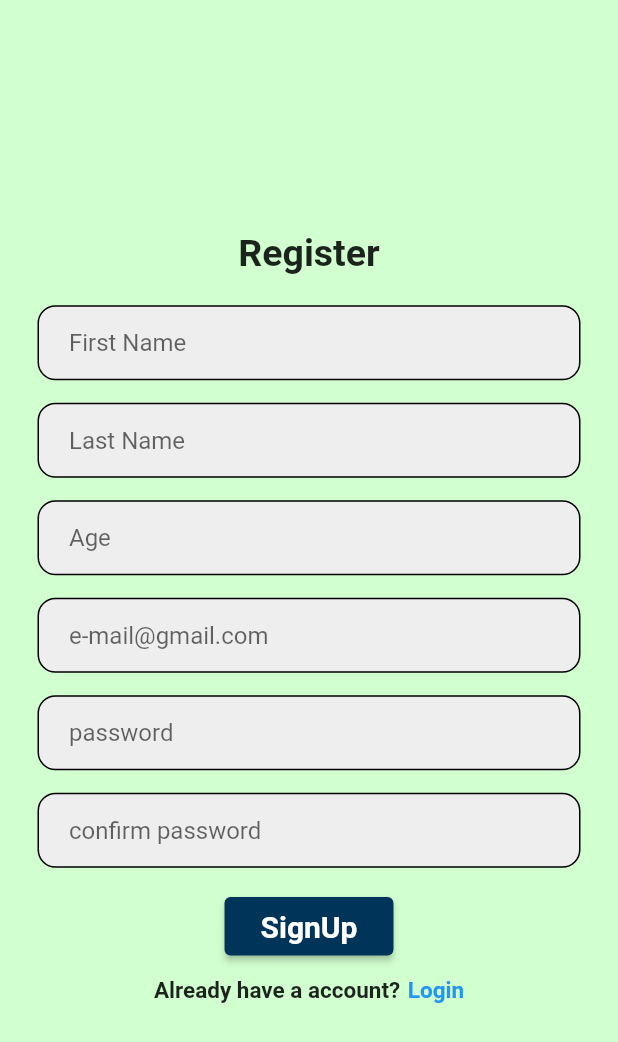
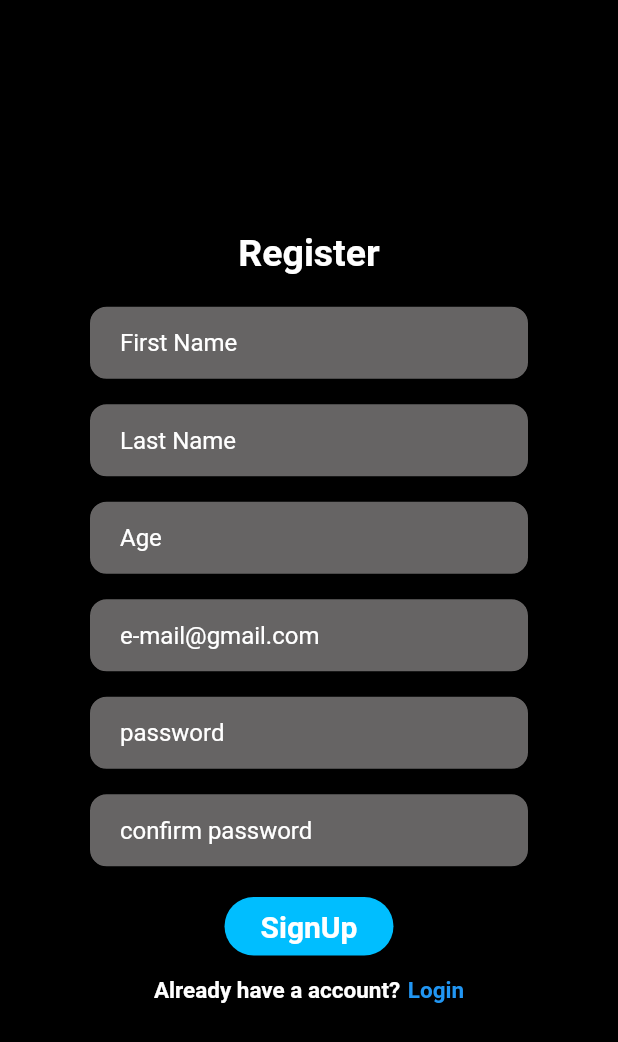
Before and after one commit to adityawalture/Diseaio, a Flutter app: the screen it shows after launch, after a tap on "Register", on a phone screen of 412 x 824 dp. Shown: the top 1042 px of the screen. Run offline on Flutter 3.47's test engine with Material 2 defaults, Android fonts, the phone set to English and light mode, and no system bars; our stand-ins replace camera, cloud_firestore, firebase_auth, firebase_core, google_fonts, google_maps_flutter and 1 more; missing offline and left inert: flutter_tflite; accounts and stored records are empty; network calls fail.

Commit message:
Ui changed to black theme

```diff
--- a/lib/main.dart
+++ b/lib/main.dart
@@ -17,7 +17,7 @@ void main() async {
 
 class MyApp extends StatelessWidget {
   const MyApp({super.key});
-  static const int _primaryValue = 0xff003459;
+  static const int _primaryValue = 0xff000000;
   static const MaterialColor myPrimarySwatch = MaterialColor(
     _primaryValue,
     <int, Color>{
--- a/lib/pages/loginPage.dart
+++ b/lib/pages/loginPage.dart
@@ -48,13 +48,15 @@ class _LoginPageState extends State<LoginPage> {
   @override
   Widget build(BuildContext context) {
     return Scaffold(
-      backgroundColor: Color.fromARGB(255, 209, 255, 207),
-      body: Center(
+      backgroundColor: Color(0xff000000),
+      body: SingleChildScrollView(
+        child: Center(
           // ignore: duplicate_ignore
           child: Column(
             mainAxisAlignment: MainAxisAlignment.center,
             // ignore: prefer_const_literals_to_create_immutables
             children: [
+              SizedBox(height: 100),
               Image.asset('assets/diseaio.png'),
               SizedBox(height: 25),
               //First text
@@ -65,14 +67,16 @@ class _LoginPageState extends State<LoginPage> {
                 child: Container(
                   decoration: BoxDecoration(
                       borderRadius: BorderRadius.circular(12),
-                    color: Colors.grey.shade200,
+                      color: Color.fromARGB(255, 102, 100, 100),
                       border: Border.all(color: Colors.black)),
                   child: Padding(
                     padding: const EdgeInsets.only(left: 20.0),
                     child: TextField(
+                      style: GoogleFonts.roboto(color: Colors.white),
                       controller: _emailController,
                       decoration: InputDecoration(
                         hintText: 'e-mail@gmail.com',
+                        hintStyle: TextStyle(color: Colors.white),
                         border: InputBorder.none,
                       ),
                     ),
@@ -86,15 +90,17 @@ class _LoginPageState extends State<LoginPage> {
                 child: Container(
                   decoration: BoxDecoration(
                       borderRadius: BorderRadius.circular(12),
-                    color: Colors.grey.shade200,
+                      color: Color.fromARGB(255, 102, 100, 100),
                       border: Border.all(color: Colors.black)),
                   child: Padding(
                     padding: const EdgeInsets.only(left: 20.0),
                     child: TextField(
+                      style: GoogleFonts.roboto(color: Colors.white),
                       controller: _passwordController,
                       obscureText: true,
                       decoration: InputDecoration(
                         hintText: 'password',
+                        hintStyle: TextStyle(color: Colors.white),
                         border: InputBorder.none,
                       ),
                     ),
@@ -130,9 +136,17 @@ class _LoginPageState extends State<LoginPage> {
               SizedBox(height: 15),
               //sign in button
               ElevatedButton(
+                style: ButtonStyle(
+                  // elevation: MaterialStateProperty.all(8),
+                  backgroundColor: MaterialStateProperty.all(Color(0xff00beff)),
+                  shape: MaterialStateProperty.all<RoundedRectangleBorder>(
+                      RoundedRectangleBorder(
+                    borderRadius: BorderRadius.circular(30.0),
+                  )),
+                ),
                 onPressed: signIn,
                 child: Padding(
-                padding: const EdgeInsets.all(8.0),
+                  padding: const EdgeInsets.all(11.0),
                   child: Text(
                     "Login",
                     style: GoogleFonts.roboto(
@@ -148,7 +162,9 @@ class _LoginPageState extends State<LoginPage> {
                   Text(
                     "Don't have an account?",
                     style: GoogleFonts.roboto(
-                      fontSize: 15, fontWeight: FontWeight.bold),
+                        color: Colors.white,
+                        fontSize: 15,
+                        fontWeight: FontWeight.bold),
                   ),
                   SizedBox(width: 5),
                   GestureDetector(
@@ -166,6 +182,7 @@ class _LoginPageState extends State<LoginPage> {
             ],
           ),
         ),
+      ),
     );
   }
 }
--- a/lib/pages/registerPage.dart
+++ b/lib/pages/registerPage.dart
@@ -71,10 +71,17 @@ class _RegisterPageState extends State<RegisterPage> {
   @override
   Widget build(BuildContext context) {
     return Scaffold(
-      backgroundColor: Color.fromARGB(255, 209, 255, 207),
+      backgroundColor: Color(0xff000000),
       body: Center(
         // ignore: duplicate_ignore
         child: SingleChildScrollView(
+          child: Container(
+            width: 360,
+            decoration: BoxDecoration(
+                // color: Colors.white,
+                ),
+            child: Padding(
+              padding: const EdgeInsets.all(8.0),
               child: Column(
                 mainAxisAlignment: MainAxisAlignment.center,
                 // ignore: prefer_const_literals_to_create_immutables
@@ -85,7 +92,9 @@ class _RegisterPageState extends State<RegisterPage> {
                   Text(
                     "Register",
                     style: GoogleFonts.roboto(
-                    fontSize: 25, fontWeight: FontWeight.bold),
+                        color: Colors.white,
+                        fontSize: 25,
+                        fontWeight: FontWeight.bold),
                   ),
                   SizedBox(height: 20),
                   //firstname textfield
@@ -94,7 +103,7 @@ class _RegisterPageState extends State<RegisterPage> {
                     child: Container(
                       decoration: BoxDecoration(
                           borderRadius: BorderRadius.circular(12),
-                      color: Colors.grey.shade200,
+                          color: Color.fromARGB(255, 102, 100, 100),
                           border: Border.all(color: Colors.black)),
                       child: Padding(
                         padding: const EdgeInsets.only(left: 20.0),
@@ -102,6 +111,7 @@ class _RegisterPageState extends State<RegisterPage> {
                           controller: _firstnameController,
                           decoration: InputDecoration(
                             hintText: 'First Name',
+                            hintStyle: TextStyle(color: Colors.white),
                             border: InputBorder.none,
                           ),
                         ),
@@ -115,7 +125,7 @@ class _RegisterPageState extends State<RegisterPage> {
                     child: Container(
                       decoration: BoxDecoration(
                           borderRadius: BorderRadius.circular(12),
-                      color: Colors.grey.shade200,
+                          color: Color.fromARGB(255, 102, 100, 100),
                           border: Border.all(color: Colors.black)),
                       child: Padding(
                         padding: const EdgeInsets.only(left: 20.0),
@@ -123,6 +133,7 @@ class _RegisterPageState extends State<RegisterPage> {
                           controller: _lastnameController,
                           decoration: InputDecoration(
                             hintText: 'Last Name',
+                            hintStyle: TextStyle(color: Colors.white),
                             border: InputBorder.none,
                           ),
                         ),
@@ -136,7 +147,7 @@ class _RegisterPageState extends State<RegisterPage> {
                     child: Container(
                       decoration: BoxDecoration(
                           borderRadius: BorderRadius.circular(12),
-                      color: Colors.grey.shade200,
+                          color: Color.fromARGB(255, 102, 100, 100),
                           border: Border.all(color: Colors.black)),
                       child: Padding(
                         padding: const EdgeInsets.only(left: 20.0),
@@ -144,6 +155,7 @@ class _RegisterPageState extends State<RegisterPage> {
                           controller: _ageController,
                           decoration: InputDecoration(
                             hintText: 'Age',
+                            hintStyle: TextStyle(color: Colors.white),
                             border: InputBorder.none,
                           ),
                         ),
@@ -157,7 +169,7 @@ class _RegisterPageState extends State<RegisterPage> {
                     child: Container(
                       decoration: BoxDecoration(
                           borderRadius: BorderRadius.circular(12),
-                      color: Colors.grey.shade200,
+                          color: Color.fromARGB(255, 102, 100, 100),
                           border: Border.all(color: Colors.black)),
                       child: Padding(
                         padding: const EdgeInsets.only(left: 20.0),
@@ -165,6 +177,7 @@ class _RegisterPageState extends State<RegisterPage> {
                           controller: _emailController,
                           decoration: InputDecoration(
                             hintText: 'e-mail@gmail.com',
+                            hintStyle: TextStyle(color: Colors.white),
                             border: InputBorder.none,
                           ),
                         ),
@@ -178,7 +191,7 @@ class _RegisterPageState extends State<RegisterPage> {
                     child: Container(
                       decoration: BoxDecoration(
                           borderRadius: BorderRadius.circular(12),
-                      color: Colors.grey.shade200,
+                          color: Color.fromARGB(255, 102, 100, 100),
                           border: Border.all(color: Colors.black)),
                       child: Padding(
                         padding: const EdgeInsets.only(left: 20.0),
@@ -187,6 +200,7 @@ class _RegisterPageState extends State<RegisterPage> {
                           obscureText: true,
                           decoration: InputDecoration(
                             hintText: 'password',
+                            hintStyle: TextStyle(color: Colors.white),
                             border: InputBorder.none,
                           ),
                         ),
@@ -199,7 +213,7 @@ class _RegisterPageState extends State<RegisterPage> {
                     child: Container(
                       decoration: BoxDecoration(
                           borderRadius: BorderRadius.circular(12),
-                      color: Colors.grey.shade200,
+                          color: Color.fromARGB(255, 102, 100, 100),
                           border: Border.all(color: Colors.black)),
                       child: Padding(
                         padding: const EdgeInsets.only(left: 20.0),
@@ -208,6 +222,7 @@ class _RegisterPageState extends State<RegisterPage> {
                           obscureText: true,
                           decoration: InputDecoration(
                             hintText: 'confirm password',
+                            hintStyle: TextStyle(color: Colors.white),
                             border: InputBorder.none,
                           ),
                         ),
@@ -217,6 +232,15 @@ class _RegisterPageState extends State<RegisterPage> {
                   SizedBox(height: 15),
                   //sign in button
                   ElevatedButton(
+                    style: ButtonStyle(
+                      // elevation: MaterialStateProperty.all(8),
+                      backgroundColor:
+                          MaterialStateProperty.all(Color(0xff00beff)),
+                      shape: MaterialStateProperty.all<RoundedRectangleBorder>(
+                          RoundedRectangleBorder(
+                        borderRadius: BorderRadius.circular(30.0),
+                      )),
+                    ),
                     onPressed: signUp,
                     child: Padding(
                       padding: const EdgeInsets.all(8.0),
@@ -235,7 +259,9 @@ class _RegisterPageState extends State<RegisterPage> {
                       Text(
                         "Already have a account?",
                         style: GoogleFonts.roboto(
-                        fontSize: 15, fontWeight: FontWeight.bold),
+                            color: Colors.white,
+                            fontSize: 15,
+                            fontWeight: FontWeight.bold),
                       ),
                       SizedBox(width: 5),
                       GestureDetector(
@@ -254,6 +280,8 @@ class _RegisterPageState extends State<RegisterPage> {
               ),
             ),
           ),
+        ),
+      ),
     );
   }
 }
--- a/lib/pages/symptomsInput.dart
+++ b/lib/pages/symptomsInput.dart
@@ -63,7 +63,7 @@ class _SymptomsInputState extends State<SymptomsInput> {
   @override
   Widget build(BuildContext context) {
     return Scaffold(
-      backgroundColor: Color(0xff00A8E8),
+      backgroundColor: Color.fromARGB(255, 58, 58, 59),
       body: Column(
         mainAxisAlignment: MainAxisAlignment.spaceEvenly,
         children: [
--- a/lib/pages/test.dart
+++ b/lib/pages/test.dart
@@ -76,7 +76,7 @@ class _TestInputState extends State<TestInput> {
   @override
   Widget build(BuildContext context) {
     return Scaffold(
-      backgroundColor: Color(0xff00A8E8),
+      backgroundColor: Color.fromARGB(255, 58, 58, 59),
       body: Column(
         crossAxisAlignment: CrossAxisAlignment.center,
         mainAxisAlignment: MainAxisAlignment.center,
```
Also changed, not shown: lib/components/DrawerPg.dart (+13 -10 lines), lib/pages/aboutPg.dart (+11 -2 lines), lib/pages/accountPg.dart (+16 -5 lines), lib/pages/forgotpassWordPg.dart (+16 -4 lines), assets/diseaio.png. Lines whose indentation alone changed are shown as unchanged.
